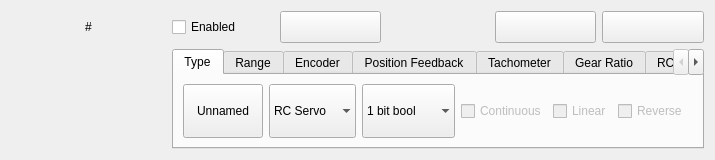
mrdeveloperdude/OctoMY, file libs/libcore/ui/ArduMYActuatorWidget.ui: the form before one commit.
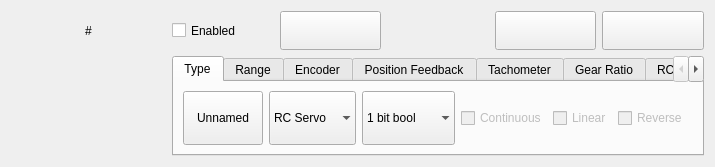
The form after the commit. Icons and pictures are not drawn. Custom widgets are drawn as their Qt base class.

```diff
--- a/libs/libcore/ui/ArduMYActuatorWidget.ui
+++ b/libs/libcore/ui/ArduMYActuatorWidget.ui
@@ -7,7 +7,7 @@
     <x>0</x>
     <y>0</y>
     <width>715</width>
-    <height>159</height>
+    <height>167</height>
    </rect>
   </property>
   <property name="sizePolicy">
```
Left out of the diff: 2 changed lines with no effect on the pictures.
